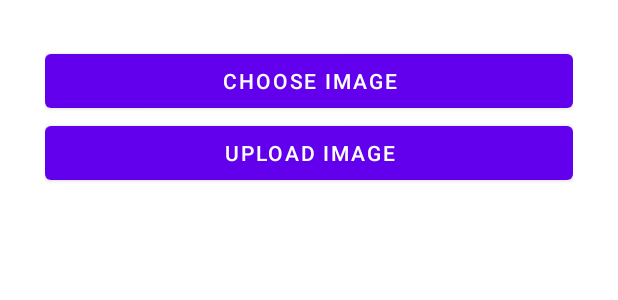
After one commit to DenisEscobar/firebaseauth, an Android app: the layout activity_img.xml on its own in the app's theme, with its tools: preview values and no code run, on a phone screen of 412 x 824 dp. The commit adds this screen. Shown: the top 300 px of the screen. Run offline under Robolectric (Android 15) with nearby library versions, the phone set to English and light mode, and no system bars.

Commit message:
falta imagen subir i mirar

```diff
--- a/app/build.gradle
+++ b/app/build.gradle
@@ -46,6 +46,7 @@ dependencies {
     implementation 'androidx.navigation:navigation-fragment-ktx:2.3.5'
     implementation 'androidx.navigation:navigation-ui-ktx:2.3.5'
     implementation 'com.google.firebase:firebase-firestore-ktx:22.1.2'
+    implementation 'com.google.firebase:firebase-storage-ktx:19.2.2'
     testImplementation 'junit:junit:4.+'
     androidTestImplementation 'androidx.test.ext:junit:1.1.3'
     androidTestImplementation 'androidx.test.espresso:espresso-core:3.4.0'
--- a/app/src/main/java/com/example/autentdenis/OpcionesActivity.kt
+++ b/app/src/main/java/com/example/autentdenis/OpcionesActivity.kt
@@ -22,8 +22,8 @@ class OpcionesActivity : AppCompatActivity() {
             startActivity(intent)
         }
         binding.buttonreviews.setOnClickListener {
-//            val intent= Intent(this, VerReviewActivity::class.java)
-//            startActivity(intent)
+            val intent= Intent(this, VerReviewActivity::class.java)
+            startActivity(intent)
         }
     }
 }
--- a/app/src/main/java/com/example/autentdenis/ReviewActivity.kt
+++ b/app/src/main/java/com/example/autentdenis/ReviewActivity.kt
@@ -1,5 +1,6 @@
 package com.example.autentdenis
 
+import android.content.Intent
 import androidx.appcompat.app.AppCompatActivity
 import android.os.Bundle
 import android.util.Log
@@ -38,6 +39,11 @@ class ReviewActivity : AppCompatActivity() {
         val borrar = findViewById<Button>(R.id.borrarreview)
         borrar.setOnClickListener {
             borrar()
+        }
+        val foto = findViewById<Button>(R.id.buttonfoto)
+        foto.setOnClickListener {
+            val intent= Intent(this, ImgActivity::class.java)
+            startActivity(intent)
         }
     }
     fun buscar() {
--- a/app/src/main/java/com/example/autentdenis/VerReviewAdapter.kt
+++ b/app/src/main/java/com/example/autentdenis/VerReviewAdapter.kt
@@ -4,6 +4,7 @@ import android.content.Context
 import android.view.LayoutInflater
 import android.view.View
 import android.view.ViewGroup
+import android.widget.ImageView
 import android.widget.TextView
 import androidx.recyclerview.widget.RecyclerView
 
@@ -14,6 +15,7 @@ class VerReviewAdapter(private val context: Context,
         val email: TextView = view.findViewById(R.id.textViewreview2)
         val nom: TextView = view.findViewById(R.id.textViewreviw4)
         val valoracion: TextView = view.findViewById(R.id.textViewreview5)
+        val image: ImageView = view.findViewById(R.id.imageView)
     }
     override fun onCreateViewHolder(parent: ViewGroup, viewType: Int): ViewHolder {
         val view = LayoutInflater.from(context).inflate(R.layout.itemreview,parent, false)
@@ -27,5 +29,6 @@ class VerReviewAdapter(private val context: Context,
         holder.email.text=data.email
         holder.nom.text=data.nom
         holder.valoracion.text=data.valoracion
+        //image falta
     }
 }
--- a/app/src/main/java/com/example/autentdenis/valoracion.kt
+++ b/app/src/main/java/com/example/autentdenis/valoracion.kt
@@ -1,3 +1,3 @@
 package com.example.autentdenis
 
-data class valoracion(var email:String, var nom:String, var valoracion:String)
+data class valoracion(var email:String, var nom:String, var valoracion:String)//, var imagen:String)
--- /dev/null
+++ b/app/src/main/res/layout/activity_img.xml
@@ -0,0 +1,33 @@
+<?xml version="1.0" encoding="utf-8"?>
+<LinearLayout
+    xmlns:android="http://schemas.android.com/apk/res/android"
+    xmlns:app="http://schemas.android.com/apk/res-auto"
+    xmlns:tools="http://schemas.android.com/tools"
+    android:layout_width="match_parent"
+    android:layout_height="match_parent"
+    tools:context=".ImgActivity"
+    app:layout_behavior="@string/appbar_scrolling_view_behavior"
+    android:padding="30dp"
+    android:orientation="vertical"
+    >
+
+    <ImageView
+        android:id="@+id/image_preview"
+        android:layout_width="wrap_content"
+        android:layout_height="wrap_content"
+        />
+
+    <Button
+        android:id="@+id/btn_choose_image"
+        android:layout_width="match_parent"
+        android:layout_height="wrap_content"
+        android:text="Choose image"
+        />
+
+    <Button
+        android:id="@+id/btn_upload_image"
+        android:layout_width="match_parent"
+        android:layout_height="wrap_content"
+        android:text="Upload image"
+        />
+</LinearLayout>
--- a/app/src/main/res/layout/activity_ver_review.xml
+++ b/app/src/main/res/layout/activity_ver_review.xml
@@ -8,6 +8,7 @@
     tools:context=".VerReviewActivity">
 
     <androidx.recyclerview.widget.RecyclerView
+        android:id="@+id/recylceviewverreview"
         android:layout_width="409dp"
         android:layout_height="729dp"
         app:layout_constraintTop_toTopOf="parent" />
```
Also changed, not shown: app/src/main/AndroidManifest.xml (+7 -0 lines), app/src/main/java/com/example/autentdenis/ImgActivity.kt (added, +106 -0 lines), app/src/main/java/com/example/autentdenis/VerReviewActivity.kt (+36 -0 lines), app/src/main/res/layout/activity_log.xml (+5 -5 lines), app/src/main/res/layout/activity_review.xml (+10 -0 lines), app/src/main/res/layout/itemreview.xml (+30 -8 lines).
